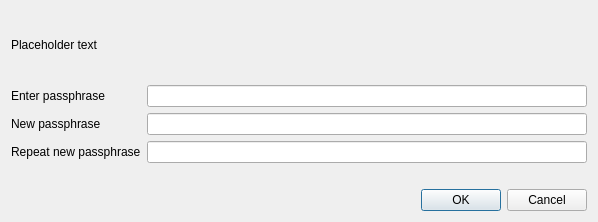
This is src/qt/forms/askpassphrasedialog.ui in martexcoin/martexcoin_4x as Qt 5 draws it before an edit. The edited form follows.
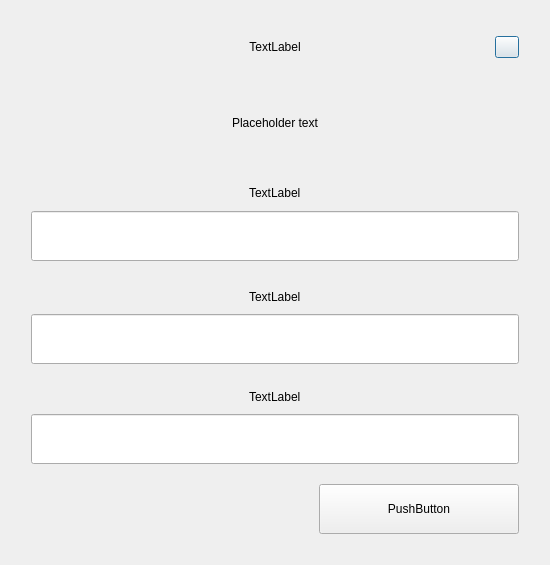
This is the edited form.

```diff
--- a/src/qt/forms/askpassphrasedialog.ui
+++ b/src/qt/forms/askpassphrasedialog.ui
@@ -6,8 +6,8 @@
    <rect>
     <x>0</x>
     <y>0</y>
-    <width>598</width>
-    <height>222</height>
+    <width>550</width>
+    <height>565</height>
    </rect>
   </property>
   <property name="sizePolicy">
@@ -22,78 +22,290 @@
     <height>0</height>
    </size>
   </property>
+  <property name="maximumSize">
+   <size>
+    <width>550</width>
+    <height>16777215</height>
+   </size>
+  </property>
   <property name="windowTitle">
    <string>Passphrase Dialog</string>
   </property>
   <layout class="QVBoxLayout" name="verticalLayout">
-   <property name="sizeConstraint">
-    <enum>QLayout::SetMinimumSize</enum>
-   </property>
+   <item>
+    <widget class="QWidget" name="left" native="true">
+     <property name="styleSheet">
+      <string notr="true"/>
+     </property>
+     <layout class="QVBoxLayout" name="left_3">
+      <property name="spacing">
+       <number>20</number>
+      </property>
+      <property name="leftMargin">
+       <number>20</number>
+      </property>
+      <property name="topMargin">
+       <number>20</number>
+      </property>
+      <property name="rightMargin">
+       <number>20</number>
+      </property>
+      <property name="bottomMargin">
+       <number>20</number>
+      </property>
    <item>
+       <layout class="QHBoxLayout" name="horizontalLayout_3" stretch="0,0">
+        <property name="spacing">
+         <number>0</number>
+        </property>
+        <item>
+         <widget class="QWidget" name="widget" native="true">
+          <property name="styleSheet">
+           <string notr="true">padding-left:24px;</string>
+          </property>
+          <layout class="QVBoxLayout" name="verticalLayoutTitle">
+           <property name="spacing">
+            <number>5</number>
+           </property>
+           <item alignment="Qt::AlignHCenter">
+            <widget class="QLabel" name="labelTitle">
+             <property name="text">
+              <string>TextLabel</string>
+             </property>
+             <property name="alignment">
+              <set>Qt::AlignCenter</set>
+             </property>
+            </widget>
+           </item>
+          </layout>
+         </widget>
+        </item>
+        <item>
+         <widget class="QPushButton" name="btnEsc">
+          <property name="maximumSize">
+           <size>
+            <width>24</width>
+            <height>16777215</height>
+           </size>
+          </property>
+          <property name="text">
+           <string/>
+          </property>
+         </widget>
+        </item>
+       </layout>
+      </item>
+      <item alignment="Qt::AlignHCenter|Qt::AlignVCenter">
     <widget class="QLabel" name="warningLabel">
+        <property name="sizePolicy">
+         <sizepolicy hsizetype="Expanding" vsizetype="Expanding">
+          <horstretch>0</horstretch>
+          <verstretch>0</verstretch>
+         </sizepolicy>
+        </property>
+        <property name="minimumSize">
+         <size>
+          <width>400</width>
+          <height>0</height>
+         </size>
+        </property>
      <property name="text">
       <string notr="true">Placeholder text</string>
      </property>
      <property name="textFormat">
       <enum>Qt::RichText</enum>
      </property>
+        <property name="alignment">
+         <set>Qt::AlignCenter</set>
+        </property>
      <property name="wordWrap">
       <bool>true</bool>
      </property>
     </widget>
    </item>
    <item>
-    <layout class="QFormLayout" name="formLayout">
-     <property name="sizeConstraint">
-      <enum>QLayout::SetMinimumSize</enum>
-     </property>
-     <property name="fieldGrowthPolicy">
-      <enum>QFormLayout::AllNonFixedFieldsGrow</enum>
-     </property>
-     <item row="0" column="0">
+       <layout class="QHBoxLayout" name="horizontalLayout_6" stretch="2">
+        <property name="spacing">
+         <number>0</number>
+        </property>
+        <item>
+         <layout class="QVBoxLayout" name="verticalLayout_7">
+          <property name="spacing">
+           <number>5</number>
+          </property>
+          <item alignment="Qt::AlignHCenter">
       <widget class="QLabel" name="passLabel1">
+            <property name="minimumSize">
+             <size>
+              <width>0</width>
+              <height>20</height>
+             </size>
+            </property>
+            <property name="maximumSize">
+             <size>
+              <width>16777215</width>
+              <height>20</height>
+             </size>
+            </property>
        <property name="text">
-        <string>Enter passphrase</string>
+             <string>TextLabel</string>
        </property>
       </widget>
      </item>
-     <item row="0" column="1">
+          <item>
+           <widget class="QWidget" name="layoutEdit" native="true">
+            <layout class="QHBoxLayout" name="horizontalLayout">
+             <property name="spacing">
+              <number>0</number>
+             </property>
+             <property name="leftMargin">
+              <number>0</number>
+             </property>
+             <property name="topMargin">
+              <number>0</number>
+             </property>
+             <property name="rightMargin">
+              <number>0</number>
+             </property>
+             <property name="bottomMargin">
+              <number>0</number>
+             </property>
+             <item>
       <widget class="QLineEdit" name="passEdit1">
+               <property name="minimumSize">
+                <size>
+                 <width>0</width>
+                 <height>50</height>
+                </size>
+               </property>
+               <property name="maximumSize">
+                <size>
+                 <width>16777215</width>
+                 <height>50</height>
+                </size>
+               </property>
        <property name="echoMode">
         <enum>QLineEdit::Password</enum>
        </property>
       </widget>
      </item>
-     <item row="1" column="0">
+            </layout>
+           </widget>
+          </item>
+         </layout>
+        </item>
+       </layout>
+      </item>
+      <item>
+       <layout class="QVBoxLayout" name="verticalLayout_9">
+        <property name="spacing">
+         <number>5</number>
+        </property>
+        <item alignment="Qt::AlignHCenter">
       <widget class="QLabel" name="passLabel2">
        <property name="text">
-        <string>New passphrase</string>
+           <string>TextLabel</string>
        </property>
       </widget>
      </item>
-     <item row="1" column="1">
+        <item>
+         <widget class="QWidget" name="layoutEdit2" native="true">
+          <layout class="QHBoxLayout" name="horizontalLayout_2">
+           <property name="spacing">
+            <number>0</number>
+           </property>
+           <property name="leftMargin">
+            <number>0</number>
+           </property>
+           <property name="topMargin">
+            <number>0</number>
+           </property>
+           <property name="rightMargin">
+            <number>0</number>
+           </property>
+           <property name="bottomMargin">
+            <number>0</number>
+           </property>
+           <item>
       <widget class="QLineEdit" name="passEdit2">
+             <property name="minimumSize">
+              <size>
+               <width>0</width>
+               <height>50</height>
+              </size>
+             </property>
+             <property name="maximumSize">
+              <size>
+               <width>16777215</width>
+               <height>50</height>
+              </size>
+             </property>
        <property name="echoMode">
         <enum>QLineEdit::Password</enum>
        </property>
-      </widget>
-     </item>
-     <item row="2" column="0">
+             <property name="alignment">
+              <set>Qt::AlignLeading|Qt::AlignLeft|Qt::AlignVCenter</set>
+             </property>
+            </widget>
+           </item>
+          </layout>
+         </widget>
+        </item>
+       </layout>
+      </item>
+      <item>
+       <layout class="QVBoxLayout" name="verticalLayout_10">
+        <property name="spacing">
+         <number>5</number>
+        </property>
+        <item alignment="Qt::AlignHCenter">
       <widget class="QLabel" name="passLabel3">
        <property name="text">
-        <string>Repeat new passphrase</string>
+           <string>TextLabel</string>
        </property>
       </widget>
      </item>
-     <item row="2" column="1">
+        <item>
       <widget class="QLineEdit" name="passEdit3">
+          <property name="minimumSize">
+           <size>
+            <width>0</width>
+            <height>50</height>
+           </size>
+          </property>
+          <property name="maximumSize">
+           <size>
+            <width>16777215</width>
+            <height>50</height>
+           </size>
+          </property>
        <property name="echoMode">
         <enum>QLineEdit::Password</enum>
        </property>
-      </widget>
-     </item>
-     <item row="3" column="1">
-      <widget class="QLabel" name="capsLabel">
+          <property name="alignment">
+           <set>Qt::AlignLeading|Qt::AlignLeft|Qt::AlignVCenter</set>
+          </property>
+         </widget>
+        </item>
+       </layout>
+      </item>
+      <item>
+       <layout class="QHBoxLayout" name="horizontalLayout_7">
+        <item>
+         <spacer name="horizontalSpacer">
+          <property name="orientation">
+           <enum>Qt::Horizontal</enum>
+          </property>
+          <property name="sizeHint" stdset="0">
+           <size>
+            <width>40</width>
+            <height>20</height>
+           </size>
+          </property>
+         </spacer>
+        </item>
+        <item>
+         <widget class="QLabel" name="passWarningLabel">
        <property name="font">
         <font>
          <weight>75</weight>
@@ -104,20 +316,48 @@
         <string/>
        </property>
        <property name="alignment">
-        <set>Qt::AlignCenter</set>
+           <set>Qt::AlignLeading|Qt::AlignLeft|Qt::AlignVCenter</set>
        </property>
       </widget>
      </item>
-    </layout>
-   </item>
    <item>
-    <widget class="QDialogButtonBox" name="buttonBox">
+         <spacer name="horizontalSpacer_5">
      <property name="orientation">
       <enum>Qt::Horizontal</enum>
      </property>
-     <property name="standardButtons">
-      <set>QDialogButtonBox::Cancel|QDialogButtonBox::Ok</set>
-     </property>
+          <property name="sizeType">
+           <enum>QSizePolicy::Expanding</enum>
+          </property>
+          <property name="sizeHint" stdset="0">
+           <size>
+            <width>40</width>
+            <height>20</height>
+           </size>
+          </property>
+         </spacer>
+        </item>
+        <item>
+         <widget class="QPushButton" name="pushButtonOk">
+          <property name="minimumSize">
+           <size>
+            <width>200</width>
+            <height>50</height>
+           </size>
+          </property>
+          <property name="maximumSize">
+           <size>
+            <width>200</width>
+            <height>50</height>
+           </size>
+          </property>
+          <property name="text">
+           <string>PushButton</string>
+          </property>
+         </widget>
+        </item>
+       </layout>
+      </item>
+     </layout>
     </widget>
    </item>
   </layout>
```
Left out of the diff: 35 changed lines with no effect on the pictures. Lines whose indentation alone changed are shown as unchanged.
